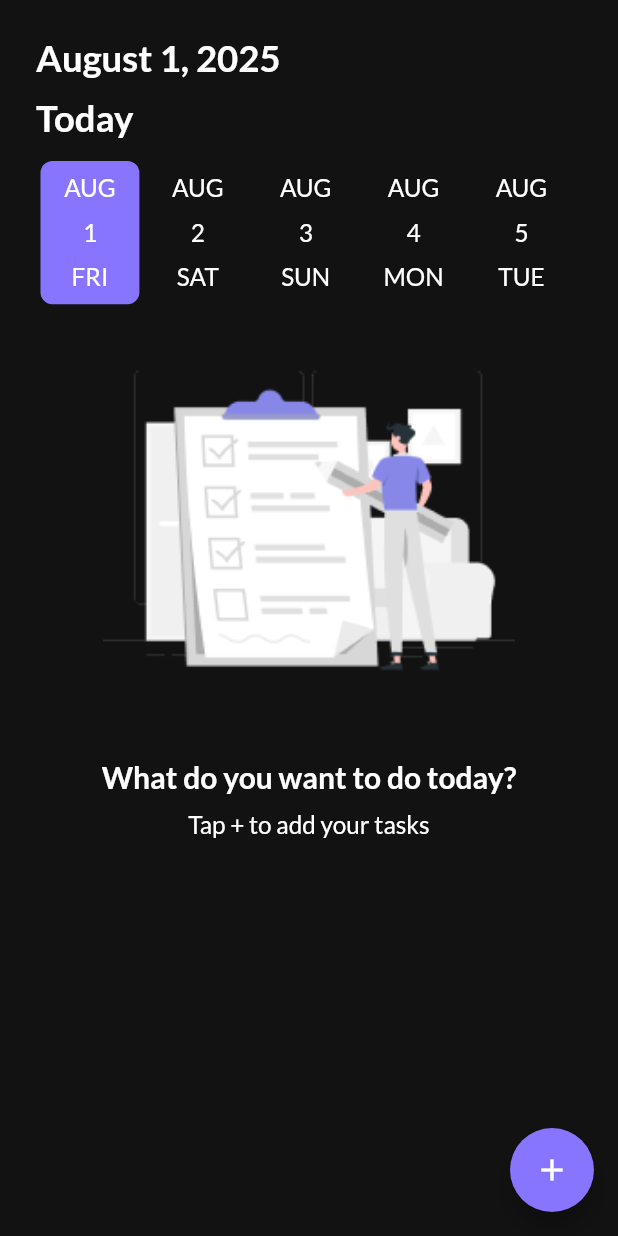
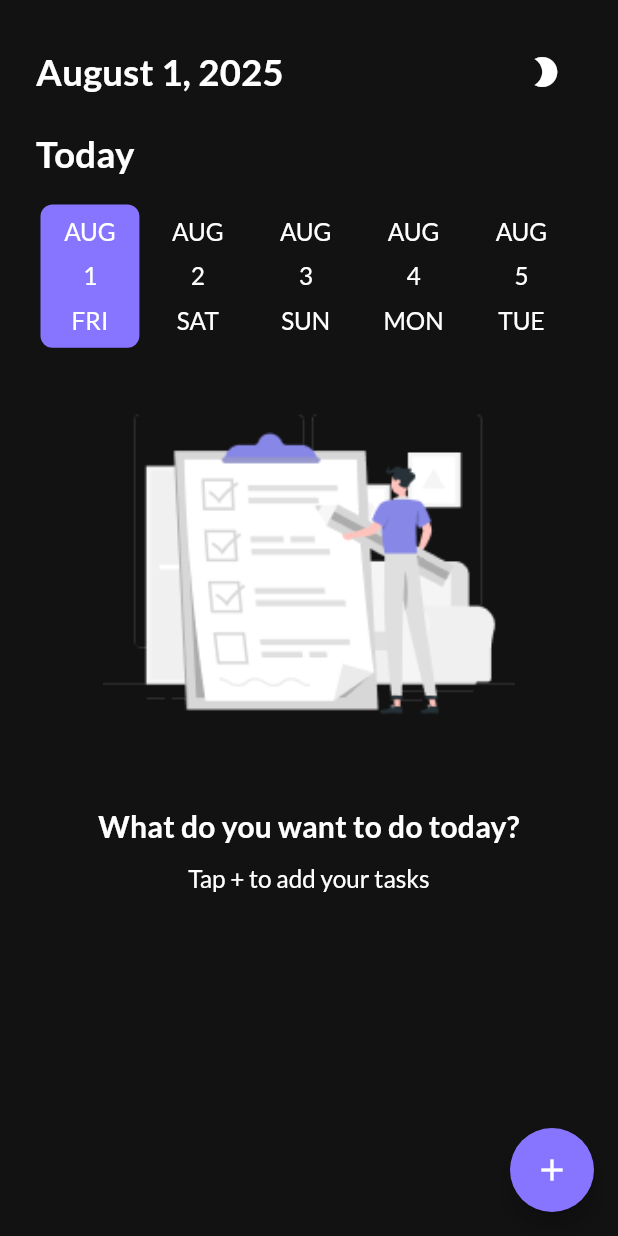
Before and after one commit to Ayman-Mohamed-1/Ub_to_do, a Flutter app: the screen it shows after launch, after a tap on "Skip", after a tap on "Get Started", on a phone screen of 412 x 824 dp. Run offline on Flutter 3.47's test engine with Material 3 defaults, Android fonts, the phone set to English and light mode, and no system bars; drawn by our look-alikes of date_picker_timeline; our stand-ins replace flutter_bloc, flutter_screenutil, fluttertoast, gap, get_it, google_fonts and 3 more; accounts and stored records are empty.

Commit message:
theme mode end

```diff
--- a/lib/App/app.dart
+++ b/lib/App/app.dart
@@ -20,10 +20,12 @@ class MyApp extends StatelessWidget {
           builder: (context, state) {
             return MaterialApp(
               debugShowCheckedModeBanner: false,
-              theme: DarkTheme(),
-              themeMode: ThemeMode.dark,
+              theme: lightTheme(),
+              darkTheme: DarkTheme(),
+              themeMode: BlocProvider.of<TaskCubit>(context).isDark
+                  ? ThemeMode.light
+                  : ThemeMode.dark,
               // فى مشكله فى  dark mode
-              // darkTheme: getAppTheme(),
               title: "To-Do app",
               home: BlocProvider(create: (_) => TaskCubit(), child: child),
             );
--- a/lib/core/theme/theme.dart
+++ b/lib/core/theme/theme.dart
@@ -14,7 +14,7 @@ ThemeData DarkTheme() {
       centerTitle: true,
     ),
 
-    // text Theme
+    // *text theme
     textTheme: TextTheme(
       displayLarge: GoogleFonts.lato(
         fontSize: 32.sp,
@@ -31,9 +31,19 @@ ThemeData DarkTheme() {
         color: AppColors.white,
         fontWeight: FontWeight.w400,
       ),
+      titleMedium: GoogleFonts.lato(
+        fontSize: 24.sp,
+        color: AppColors.white,
+        fontWeight: FontWeight.w700,
+      ),
+      titleSmall: GoogleFonts.lato(
+        fontSize: 16.sp,
+        color: AppColors.white,
+        fontWeight: FontWeight.w400,
+      ),
     ),
 
-    // elevated Button theme
+    //* elevated Button theme
     elevatedButtonTheme: ElevatedButtonThemeData(
       style: ElevatedButton.styleFrom(
         backgroundColor: AppColors.primary,
@@ -56,10 +66,11 @@ ThemeData DarkTheme() {
       filled: true,
       fillColor: AppColors.lightBlack,
     ),
+    iconTheme: IconThemeData(color: AppColors.white),
   );
 }
 
-ThemeData getAppTheme() {
+ThemeData lightTheme() {
   return ThemeData(
     primaryColor: AppColors.primary,
     //scaffoldBackgroundColor
@@ -69,23 +80,44 @@ ThemeData getAppTheme() {
       backgroundColor: AppColors.white,
       centerTitle: true,
     ),
-    //text theme
+
+    // text Theme
+    // *text theme
     textTheme: TextTheme(
       displayLarge: GoogleFonts.lato(
+        fontSize: 32.sp,
         color: AppColors.background,
-        fontWeight: FontWeight.bold,
-        fontSize: 32,
+        fontWeight: FontWeight.w700,
       ),
       displayMedium: GoogleFonts.lato(
-        color: AppColors.background,
-        fontSize: 16,
+        fontSize: 24.sp,
+        color: AppColors.white,
+        fontWeight: FontWeight.w700,
       ),
       displaySmall: GoogleFonts.lato(
-        // ignore: deprecated_member_use
-        color: AppColors.background.withOpacity(0.44),
-        fontSize: 16,
+        fontSize: 16.sp,
+        color: AppColors.background,
+        fontWeight: FontWeight.w400,
+      ),
+      titleLarge: GoogleFonts.lato(
+        fontSize: 32.sp,
+        color: AppColors.background,
+        fontWeight: FontWeight.w700,
+      ),
+      titleMedium: GoogleFonts.lato(
+        fontSize: 24.sp,
+        color: AppColors.background,
+        fontWeight: FontWeight.w700,
+      ),
+      titleSmall: GoogleFonts.lato(
+        fontSize: 16.sp,
+        color: AppColors.white,
+        fontWeight: FontWeight.w400,
       ),
     ),
+
+    // *text theme
+    // *inputDecorationTheme
     inputDecorationTheme: InputDecorationTheme(
       // enabledBorder
       enabledBorder: OutlineInputBorder(
@@ -97,9 +129,9 @@ ThemeData getAppTheme() {
         borderSide: BorderSide(color: AppColors.lightBlack),
         borderRadius: BorderRadius.circular(8.r),
       ), // hint
-      // hintStyle: TextStyle(color: AppColors.white),
       filled: true,
       // fillColor: AppColors.deepGrey,
+      fillColor: AppColors.white,
     ),
     //button theme
     elevatedButtonTheme: ElevatedButtonThemeData(
@@ -108,5 +140,7 @@ ThemeData getAppTheme() {
         shape: RoundedRectangleBorder(borderRadius: BorderRadius.circular(4)),
       ),
     ),
+    // *inputDecorationTheme
+    iconTheme: IconThemeData(color: AppColors.white),
   );
 }
--- a/lib/features/task/presentation/components/noTaskCoponent.dart
+++ b/lib/features/task/presentation/components/noTaskCoponent.dart
@@ -22,7 +22,7 @@ class NoTaskCoponent extends StatelessWidget {
             AppStrings.noTaskTitle,
             style: Theme.of(
               context,
-            ).textTheme.displayMedium!.copyWith(fontSize: 20),
+            ).textTheme.titleMedium!.copyWith(fontSize: 20),
           ),
           Gap(10.h),
           Text(
--- a/lib/features/task/presentation/cubit/task_state.dart
+++ b/lib/features/task/presentation/cubit/task_state.dart
@@ -69,4 +69,10 @@ final class GetSelectDateLoadingState extends TaskState {}
 
 final class GetSelectDareTaskSucessState extends TaskState {}
 
-//*get Select Date
+//* get Select Date
+//! theme state
+final class ChangeThemeState extends TaskState {}
+
+final class GetThemeState extends TaskState {}
+
+//* theme state
--- a/lib/features/task/presentation/screens/home/home_screen.dart
+++ b/lib/features/task/presentation/screens/home/home_screen.dart
@@ -32,14 +32,30 @@ class _HomeScreenState extends State<HomeScreen> {
               child: Column(
                 crossAxisAlignment: CrossAxisAlignment.start,
                 children: [
-                  Text(
-                    DateFormat.yMMMMd().format(DateTime.now()),
-                    style: Theme.of(context).textTheme.displayMedium,
+                  Row(
+                    children: [
+                      Text(
+                        DateFormat.yMMMMd().format(DateTime.now()),
+                        style: Theme.of(context).textTheme.titleMedium,
+                      ),
+                      Spacer(),
+                      IconButton(
+                        onPressed: () {
+                          BlocProvider.of<TaskCubit>(context).ChangeTheme();
+                        },
+                        icon: Icon(
+                          Icons.mode_night,
+                          color: BlocProvider.of<TaskCubit>(context).isDark
+                              ? AppColors.background
+                              : AppColors.white,
+                        ),
+                      ),
+                    ],
                   ),
                   Gap(12.h),
                   Text(
                     AppStrings.today,
-                    style: Theme.of(context).textTheme.displayMedium,
+                    style: Theme.of(context).textTheme.titleMedium,
                   ),
                   Gap(12.h),
                   DatePicker(
```
Also changed, not shown: lib/features/task/presentation/components/TaskCardComponent.dart (+29 -18 lines), lib/features/task/presentation/cubit/task_cubit.dart (+18 -0 lines), lib/features/task/presentation/screens/add_task/add_task.dart (+11 -3 lines).
